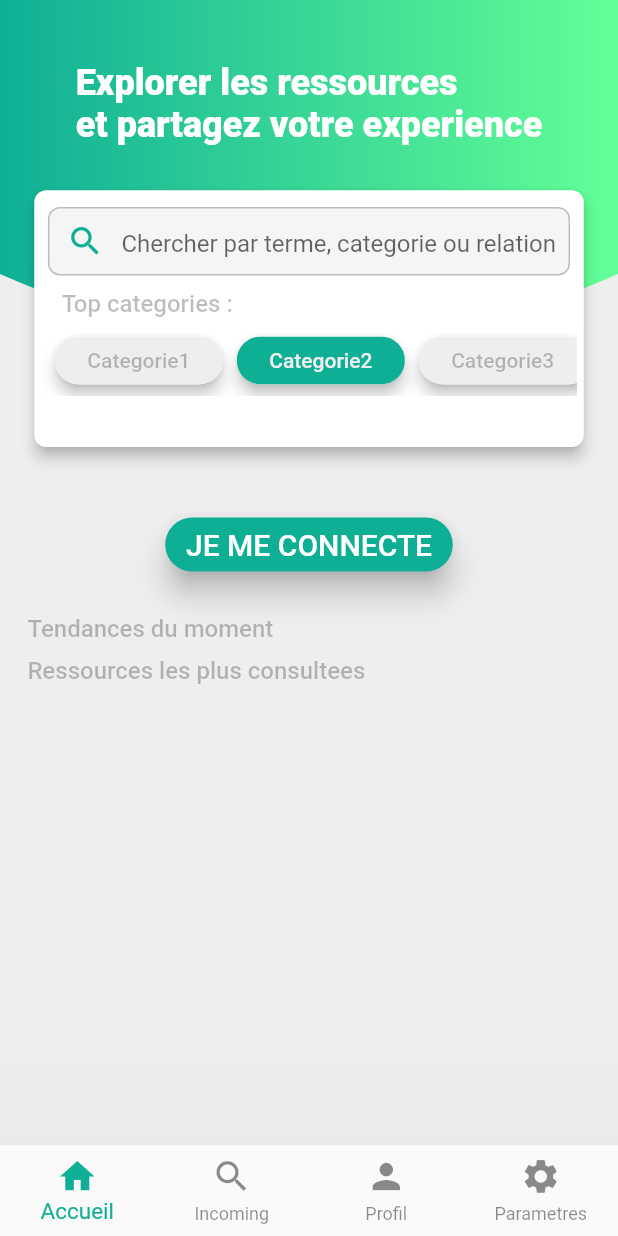
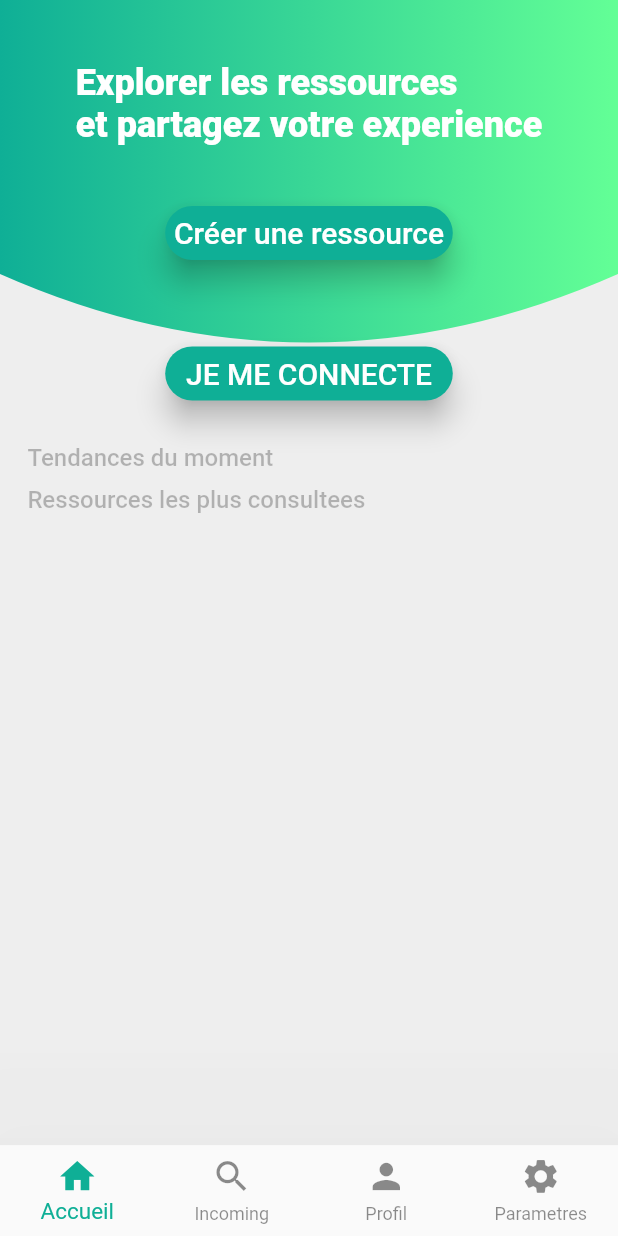
Before and after one commit to CUBEb4g1/Projet-CUBE-ApplicationMobile, a Flutter app: the screen it shows after launch, on a phone screen of 412 x 824 dp. Run offline on Flutter 3.47's test engine with Material 2 defaults, Android fonts, the phone set to English and light mode, and no system bars; our stand-ins replace flutter_html; missing offline and left inert: html_editor; network calls fail; Roboto replaces fonts that are missing (Exo2).

Commit message:
Create Ressource

```diff
--- a/lib/ui/page_search.dart
+++ b/lib/ui/page_search.dart
@@ -5,6 +5,7 @@ import 'package:flutter/material.dart';
 import 'package:flutter/services.dart';
 import 'package:ressources_relationnelles/api/http_service_resource.dart';
 import 'package:ressources_relationnelles/models/models.dart';
+import 'package:ressources_relationnelles/ui/resources/resource_creation.dart';
 import 'package:ressources_relationnelles/ui/resources/resource_detail.dart';
 import 'package:ressources_relationnelles/utils/utils.dart';
 import 'package:ressources_relationnelles/widgets/widgets.dart';
@@ -121,7 +122,7 @@ class _SearchPageState extends State<SearchPage> {
                 children: <Widget>[
                   titleWidget(),
                   SizedBox(height: size.getWidthPx(10)),
-                  upperBoxCard(),
+                  createRessourceButton(),
                   _loginButtonWidget(),
                 ],
               ),
@@ -166,6 +167,31 @@ class _SearchPageState extends State<SearchPage> {
             color: Colors.white));
   }
 
+  Container createRessourceButton()
+  {
+    return Container(
+      padding: EdgeInsets.symmetric(
+          vertical: size.getWidthPx(20), horizontal: size.getWidthPx(16)),
+      width: size.getWidthPx(200),
+      child: RaisedButton(
+        elevation: 8.0,
+        shape: RoundedRectangleBorder(
+            borderRadius: new BorderRadius.circular(30.0)),
+        padding: EdgeInsets.all(size.getWidthPx(5)),
+        child: Text(
+          "Créer une ressource",
+          style: TextStyle(fontFamily: 'Exo2',color: Colors.white, fontSize: 20.0),
+          textAlign: TextAlign.center,
+        ),
+        color: colorCurve,
+        onPressed: () {
+          // Going to Login page
+          Navigator.push(context, MaterialPageRoute(builder: (context) => ResourceCreation('Test Post')));
+        },
+      ),
+    );
+  }
+
   Card upperBoxCard() {
     return Card(
         elevation: 4.0,
@@ -177,7 +203,7 @@ class _SearchPageState extends State<SearchPage> {
           height: size.getWidthPx(150),
           child: Column(
             children: <Widget>[
-              _searchWidget(),
+              // _searchWidget(),
               leftAlignText(
                   text: "Top categories :",
                   leftPadding: size.getWidthPx(16),
@@ -219,6 +245,7 @@ class _SearchPageState extends State<SearchPage> {
         child: Text(
           "JE ME CONNECTE",
           style: TextStyle(fontFamily: 'Exo2',color: Colors.white, fontSize: 20.0),
+          textAlign: TextAlign.center,
         ),
         color: colorCurve,
         onPressed: () {
--- a/pubspec.yaml
+++ b/pubspec.yaml
@@ -27,6 +27,7 @@ dependencies:
   http:
   html:
   flutter_html:
+  html_editor: ^1.0.1
 
 
   # The following adds the Cupertino Icons font to your application.
```
Also changed, not shown: lib/api/http_service_resource.dart (+21 -3 lines), lib/ui/resources/resource_creation.dart (added, +94 -0 lines), pubspec.lock, 1 other file.
